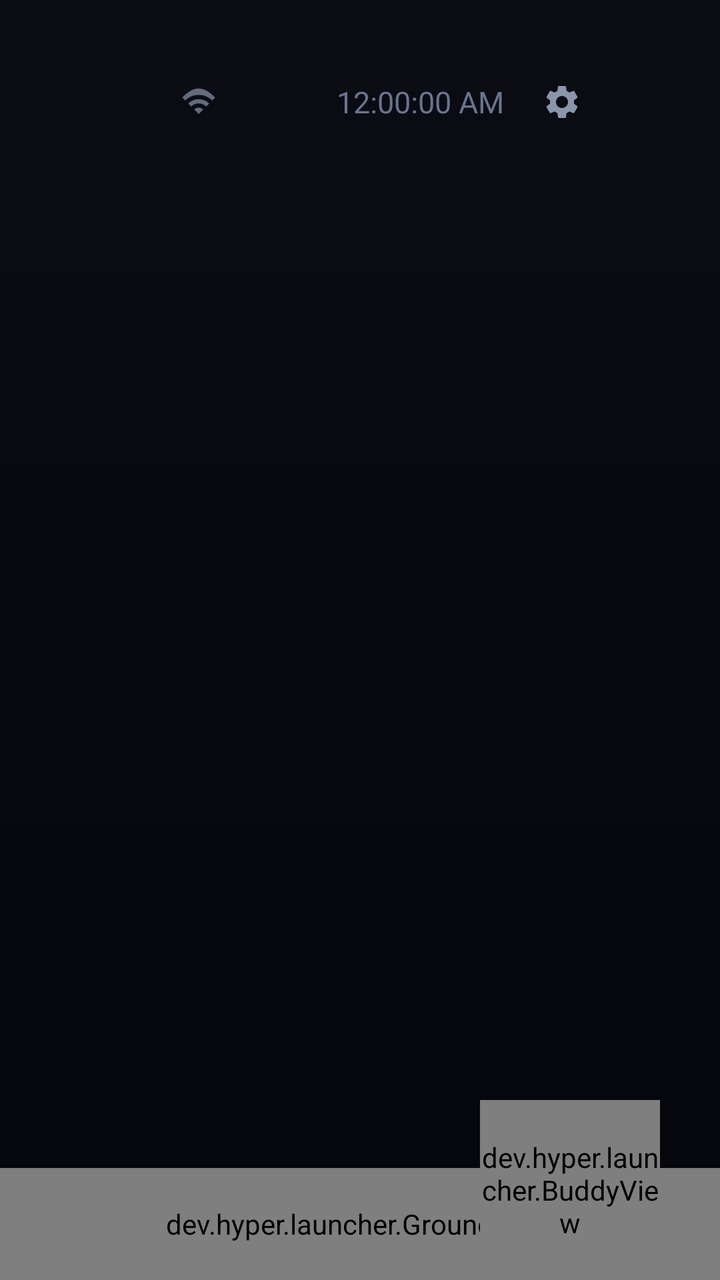
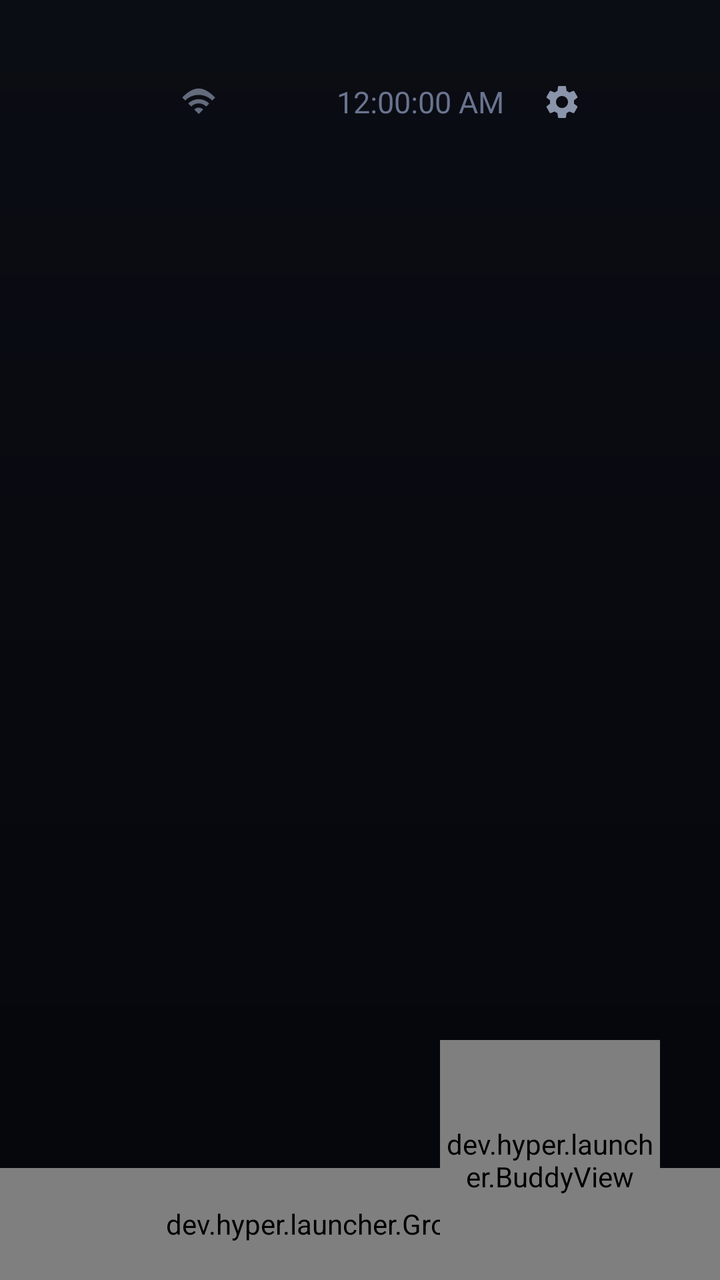

An Android layout rendered at two revisions. The XML below is the earlier revision; the diff shows what the commit changed to produce the second picture.
<!-- AndroidManifest.xml: application theme Theme.Hyper -->
<!-- res/layout/activity_home.xml -->
<?xml version="1.0" encoding="utf-8"?>
<FrameLayout xmlns:android="http://schemas.android.com/apk/res/android"
    android:layout_width="match_parent"
    android:layout_height="match_parent"
    android:clipChildren="false"
    android:clipToPadding="false">

    <LinearLayout
        android:layout_width="match_parent"
        android:layout_height="match_parent"
        android:orientation="vertical"
        android:clipChildren="false"
        android:clipToPadding="false"
        android:paddingStart="64dp"
        android:paddingEnd="64dp"
        android:paddingTop="36dp"
        android:paddingBottom="32dp">

        
        <LinearLayout
            android:layout_width="match_parent"
            android:layout_height="wrap_content"
            android:orientation="horizontal"
            android:gravity="center_vertical"
            android:layout_marginBottom="36dp">

            <View
                android:layout_width="0dp"
                android:layout_height="1dp"
                android:layout_weight="1" />

            
            <LinearLayout
                android:id="@+id/wifiGroup"
                android:layout_width="wrap_content"
                android:layout_height="wrap_content"
                android:orientation="horizontal"
                android:gravity="center_vertical"
                android:paddingStart="10dp"
                android:paddingEnd="10dp"
                android:paddingTop="4dp"
                android:paddingBottom="4dp"
                android:focusable="true"
                android:clickable="true"
                android:layout_marginEnd="4dp">

                <ImageView
                    android:id="@+id/wifiIcon"
                    android:layout_width="18dp"
                    android:layout_height="18dp"
                    android:src="@drawable/ic_wifi"
                    android:alpha="0.7" />

                <TextView
                    android:id="@+id/ssid"
                    android:layout_width="wrap_content"
                    android:maxWidth="110dp"
                    android:layout_height="wrap_content"
                    android:layout_marginStart="8dp"
                    android:textColor="@color/text_dim"
                    android:textSize="13sp"
                    android:singleLine="true"
                    android:ellipsize="marquee"
                    android:marqueeRepeatLimit="marquee_forever"
                    android:focusable="true"
                    android:scrollHorizontally="true" />
            </LinearLayout>

            <TextView
                android:id="@+id/weather"
                android:layout_width="wrap_content"
                android:layout_height="wrap_content"
                android:textColor="@color/text_dim"
                android:textSize="14sp"
                android:layout_marginEnd="18dp"
                android:paddingStart="10dp"
                android:paddingEnd="10dp"
                android:paddingTop="4dp"
                android:paddingBottom="4dp"
                android:focusable="true"
                android:clickable="true"
                android:visibility="gone" />

            <TextView
                android:id="@+id/date"
                android:layout_width="wrap_content"
                android:layout_height="wrap_content"
                android:textColor="@color/text_dim"
                android:textSize="14sp"
                android:layout_marginEnd="18dp"
                android:paddingStart="10dp"
                android:paddingEnd="10dp"
                android:paddingTop="4dp"
                android:paddingBottom="4dp"
                android:focusable="true"
                android:clickable="true" />

            <TextClock
                android:id="@+id/clock"
                android:layout_width="wrap_content"
                android:layout_height="wrap_content"
                android:format12Hour="h:mm:ss a"
                android:format24Hour="H:mm:ss"
                android:textColor="@color/text_dim"
                android:textSize="15sp" />

            <ImageView
                android:id="@+id/settingsBtn"
                android:layout_width="30dp"
                android:layout_height="30dp"
                android:src="@drawable/ic_settings"
                android:padding="5dp"
                android:layout_marginStart="14dp"
                android:focusable="true"
                android:clickable="true"
                android:contentDescription="Settings" />
        </LinearLayout>

        
        <GridView
            android:id="@+id/grid"
            android:layout_width="match_parent"
            android:layout_height="0dp"
            android:layout_weight="1"
            android:numColumns="6"
            android:horizontalSpacing="18dp"
            android:verticalSpacing="18dp"
            android:layout_marginTop="28dp"
            android:stretchMode="columnWidth"
            android:scrollbars="none"
            android:overScrollMode="never"
            android:clipToPadding="false"
            android:clipChildren="false"
            android:listSelector="@android:color/transparent" />

        
        <TextView
            android:id="@+id/hint"
            android:layout_width="match_parent"
            android:layout_height="wrap_content"
            android:gravity="center"
            android:textColor="@color/text_dim"
            android:textSize="13sp"
            android:alpha="0"
            android:layout_marginTop="14dp" />
    </LinearLayout>

    
    <dev.hyper.launcher.GroundView
        android:id="@+id/ground"
        android:layout_width="match_parent"
        android:layout_height="56dp"
        android:layout_gravity="bottom" />

    
    <dev.hyper.launcher.BuddyView
        android:id="@+id/buddy"
        android:layout_width="90dp"
        android:layout_height="90dp"
        android:layout_gravity="bottom|end"
        android:layout_marginEnd="30dp" />
</FrameLayout>
<!-- resources referenced by this layout -->
<resources>
  <color name="text_dim">#69748F</color>
  <!-- drawable ic_settings (drawable) -->
  <vector xmlns:android="http://schemas.android.com/apk/res/android"
      android:width="24dp" android:height="24dp"
      android:viewportWidth="24" android:viewportHeight="24">
      <path
          android:fillColor="#8A94AA"
          android:pathData="M19.14,12.94c0.04,-0.3 0.06,-0.61 0.06,-0.94c0,-0.32 -0.02,-0.64 -0.07,-0.94l2.03,-1.58c0.18,-0.14 0.23,-0.41 0.12,-0.61l-1.92,-3.32c-0.12,-0.22 -0.37,-0.29 -0.59,-0.22l-2.39,0.96c-0.5,-0.38 -1.03,-0.7 -1.62,-0.94L14.4,2.81c-0.04,-0.24 -0.24,-0.41 -0.48,-0.41h-3.84c-0.24,0 -0.43,0.17 -0.47,0.41L9.25,5.35C8.66,5.59 8.12,5.92 7.63,6.29L5.24,5.33c-0.22,-0.08 -0.47,0 -0.59,0.22L2.74,8.87C2.62,9.08 2.66,9.34 2.86,9.48l2.03,1.58C4.84,11.36 4.8,11.69 4.8,12s0.02,0.64 0.07,0.94l-2.03,1.58c-0.18,0.14 -0.23,0.41 -0.12,0.61l1.92,3.32c0.12,0.22 0.37,0.29 0.59,0.22l2.39,-0.96c0.5,0.38 1.03,0.7 1.62,0.94l0.36,2.54c0.05,0.24 0.24,0.41 0.48,0.41h3.84c0.24,0 0.44,-0.17 0.47,-0.41l0.36,-2.54c0.59,-0.24 1.13,-0.56 1.62,-0.94l2.39,0.96c0.22,0.08 0.47,0 0.59,-0.22l1.92,-3.32c0.12,-0.22 0.07,-0.47 -0.12,-0.61L19.14,12.94zM12,15.6c-1.98,0 -3.6,-1.62 -3.6,-3.6s1.62,-3.6 3.6,-3.6s3.6,1.62 3.6,3.6S13.98,15.6 12,15.6z" />
  </vector>
  <!-- drawable ic_wifi (drawable) -->
  <vector xmlns:android="http://schemas.android.com/apk/res/android"
      android:width="24dp" android:height="24dp"
      android:viewportWidth="24" android:viewportHeight="24">
      <path
          android:fillColor="#8A94AA"
          android:pathData="M1,9l2,2c4.97,-4.97 13.03,-4.97 18,0l2,-2C18.93,4.93 15.47,3 12,3S5.07,4.93 1,9zM9,17l3,3l3,-3c-1.65,-1.66 -4.34,-1.66 -6,0zM5,13l2,2c2.76,-2.76 7.24,-2.76 10,0l2,-2C15.14,9.14 8.87,9.14 5,13z" />
  </vector>
  <style name="Theme.Hyper" parent="android:Theme.Material.NoActionBar">
          <item name="android:windowBackground">@drawable/bg</item>
          <item name="android:windowFullscreen">true</item>
          <item name="android:statusBarColor">@android:color/transparent</item>
          <item name="android:navigationBarColor">@android:color/transparent</item>
          <item name="android:windowLayoutInDisplayCutoutMode">shortEdges</item>
      </style>
  <!-- drawable bg (drawable) -->
  <?xml version="1.0" encoding="utf-8"?>
  <shape xmlns:android="http://schemas.android.com/apk/res/android" android:shape="rectangle">
      <gradient
          android:angle="270"
          android:startColor="@color/bg_top"
          android:endColor="@color/bg_bottom"
          android:type="linear" />
  </shape>
  <color name="bg_top">#0B0D14</color>
  <color name="bg_bottom">#05060B</color>
</resources>

<!-- the commit's change to res/layout/activity_home.xml (unified diff, before → after) -->
@@ -155,8 +155,8 @@
     
     <dev.hyper.launcher.BuddyView
         android:id="@+id/buddy"
-        android:layout_width="90dp"
-        android:layout_height="90dp"
+        android:layout_width="110dp"
+        android:layout_height="120dp"
         android:layout_gravity="bottom|end"
         android:layout_marginEnd="30dp" />
 </FrameLayout>
